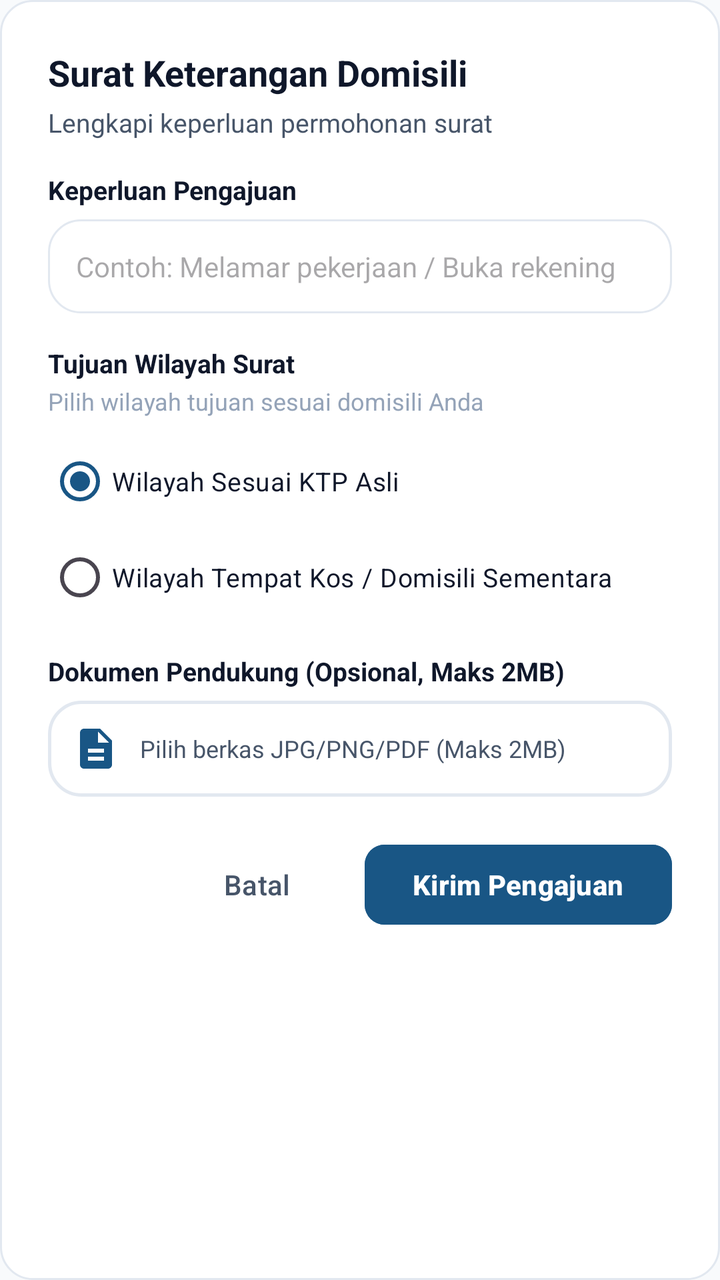
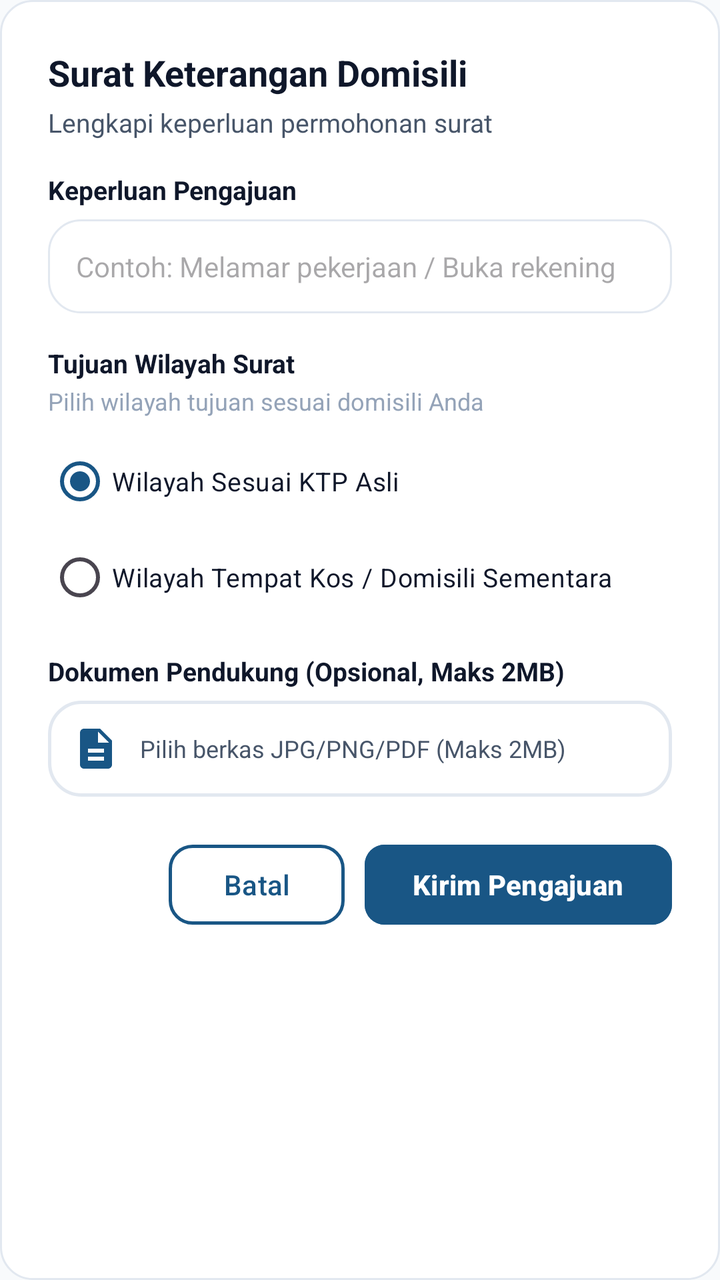

The first picture is an Android layout as it rendered before a commit; the second is the same layout after the commit. The layout source and the unified diff follow.
<!-- AndroidManifest.xml: application theme Theme.SIPANTAS -->
<!-- res/layout/dialog_apply_letter.xml -->
<?xml version="1.0" encoding="utf-8"?>
<LinearLayout xmlns:android="http://schemas.android.com/apk/res/android"
    xmlns:app="http://schemas.android.com/apk/res-auto"
    android:layout_width="match_parent"
    android:layout_height="wrap_content"
    android:background="@drawable/bg_rounded_card"
    android:orientation="vertical"
    android:padding="24dp">

    <TextView
        android:id="@+id/dialog_service_title"
        android:layout_width="wrap_content"
        android:layout_height="wrap_content"
        android:text="Surat Keterangan Domisili"
        android:textColor="@color/text_primary"
        android:textSize="18sp"
        android:textStyle="bold" />

    <TextView
        android:layout_width="wrap_content"
        android:layout_height="wrap_content"
        android:layout_marginTop="4dp"
        android:text="Lengkapi keperluan permohonan surat"
        android:textColor="@color/text_secondary"
        android:textSize="13sp" />

    <TextView
        android:layout_width="wrap_content"
        android:layout_height="wrap_content"
        android:layout_marginTop="16dp"
        android:text="Keperluan Pengajuan"
        android:textColor="@color/text_primary"
        android:textSize="13sp"
        android:textStyle="bold" />

    <com.google.android.material.textfield.TextInputEditText
        android:id="@+id/et_keperluan"
        android:layout_width="match_parent"
        android:layout_height="wrap_content"
        android:layout_marginTop="6dp"
        android:background="@drawable/bg_rounded_card"
        android:hint="Contoh: Melamar pekerjaan / Buka rekening"
        android:padding="14dp"
        android:textColor="@color/text_primary"
        android:textSize="14sp" />

    
    <TextView
        android:layout_width="wrap_content"
        android:layout_height="wrap_content"
        android:layout_marginTop="16dp"
        android:text="Tujuan Wilayah Surat"
        android:textColor="@color/text_primary"
        android:textSize="13sp"
        android:textStyle="bold" />

    <TextView
        android:layout_width="wrap_content"
        android:layout_height="wrap_content"
        android:layout_marginTop="2dp"
        android:text="Pilih wilayah tujuan sesuai domisili Anda"
        android:textColor="@color/text_muted"
        android:textSize="12sp" />

    <RadioGroup
        android:id="@+id/rg_tujuan_wilayah"
        android:layout_width="match_parent"
        android:layout_height="wrap_content"
        android:layout_marginTop="8dp"
        android:orientation="vertical">

        <RadioButton
            android:id="@+id/rb_ktp_asli"
            android:layout_width="wrap_content"
            android:layout_height="wrap_content"
            android:checked="true"
            android:text="Wilayah Sesuai KTP Asli"
            android:textColor="@color/text_primary"
            android:textSize="13sp" />

        <RadioButton
            android:id="@+id/rb_tempat_kos"
            android:layout_width="wrap_content"
            android:layout_height="wrap_content"
            android:text="Wilayah Tempat Kos / Domisili Sementara"
            android:textColor="@color/text_primary"
            android:textSize="13sp" />
    </RadioGroup>

    
    <TextView
        android:layout_width="wrap_content"
        android:layout_height="wrap_content"
        android:layout_marginTop="14dp"
        android:text="Dokumen Pendukung (Opsional, Maks 2MB)"
        android:textColor="@color/text_primary"
        android:textSize="13sp"
        android:textStyle="bold" />

    <LinearLayout
        android:id="@+id/btn_dialog_upload"
        android:layout_width="match_parent"
        android:layout_height="wrap_content"
        android:layout_marginTop="6dp"
        android:background="@drawable/bg_role_card"
        android:clickable="true"
        android:focusable="true"
        android:gravity="center_vertical"
        android:orientation="horizontal"
        android:padding="12dp">

        <ImageView
            android:layout_width="24dp"
            android:layout_height="24dp"
            android:src="@drawable/ic_document"
            app:tint="@color/brand_primary" />

        <TextView
            android:id="@+id/tv_dialog_upload_status"
            android:layout_width="0dp"
            android:layout_height="wrap_content"
            android:layout_marginStart="10dp"
            android:layout_weight="1"
            android:text="Pilih berkas JPG/PNG/PDF (Maks 2MB)"
            android:textColor="@color/text_secondary"
            android:textSize="12sp" />
    </LinearLayout>

    
    <LinearLayout
        android:layout_width="match_parent"
        android:layout_height="wrap_content"
        android:layout_marginTop="20dp"
        android:gravity="end"
        android:orientation="horizontal">

        <com.google.android.material.button.MaterialButton
            android:id="@+id/btn_dialog_cancel"
            style="@style/Widget.Material3.Button.TextButton"
            android:layout_width="wrap_content"
            android:layout_height="wrap_content"
            android:text="Batal"
            android:textColor="@color/text_secondary" />

        <com.google.android.material.button.MaterialButton
            android:id="@+id/btn_dialog_submit"
            android:layout_width="wrap_content"
            android:layout_height="wrap_content"
            android:layout_marginStart="10dp"
            android:backgroundTint="@color/brand_primary"
            android:text="Kirim Pengajuan"
            android:textColor="@color/white"
            android:textStyle="bold"
            app:cornerRadius="10dp" />
    </LinearLayout>

</LinearLayout>
<!-- resources referenced by this layout -->
<resources>
  <color name="brand_primary">#195685</color>
  <color name="text_muted">#94A3B8</color>
  <color name="text_primary">#0F172A</color>
  <color name="text_secondary">#475569</color>
  <color name="white">#FFFFFFFF</color>
  <!-- drawable bg_role_card (drawable) -->
  <?xml version="1.0" encoding="utf-8"?>
  <ripple xmlns:android="http://schemas.android.com/apk/res/android"
      android:color="#1A195685">
      <item>
          <shape android:shape="rectangle">
              <solid android:color="@color/card_bg" />
              <corners android:radius="16dp" />
              <stroke
                  android:width="1.5dp"
                  android:color="@color/card_border" />
          </shape>
      </item>
  </ripple>
  <!-- drawable bg_rounded_card (drawable) -->
  <?xml version="1.0" encoding="utf-8"?>
  <shape xmlns:android="http://schemas.android.com/apk/res/android"
      android:shape="rectangle">
      <solid android:color="@color/card_bg" />
      <corners android:radius="16dp" />
      <stroke
          android:width="1dp"
          android:color="@color/card_border" />
  </shape>
  <!-- drawable ic_document (drawable) -->
  <vector xmlns:android="http://schemas.android.com/apk/res/android"
      android:width="24dp"
      android:height="24dp"
      android:viewportWidth="24"
      android:viewportHeight="24">
    <path
        android:fillColor="@color/brand_primary"
        android:pathData="M14,2H6c-1.1,0 -1.99,0.9 -1.99,2L4,20c0,1.1 0.89,2 1.99,2H18c1.1,0 2,-0.9 2,-2V8l-6,-6zM16,18H8v-2h8v2zm0,-4H8v-2h8v2zm-3,-5V3.5L18.5,9H13z"/>
  </vector>
  <style name="Theme.SIPANTAS" parent="Base.Theme.SIPANTAS" />
  <color name="card_bg">#FFFFFFFF</color>
  <color name="card_border">#E2E8F0</color>
  <style name="Base.Theme.SIPANTAS" parent="Theme.Material3.DayNight.NoActionBar">
          
          <item name="colorPrimary">@color/brand_primary</item>
          <item name="colorSecondary">@color/brand_accent</item>
          <item name="android:windowBackground">@color/bg_page</item>
          <item name="android:statusBarColor">@color/bg_page</item>
          <item name="android:windowLightStatusBar">true</item>
      </style>
  <color name="brand_accent">#48A27A</color>
  <color name="bg_page">#F8FAFC</color>
</resources>

<!-- the commit's change to res/layout/dialog_apply_letter.xml (unified diff, before → after) -->
@@ -136,11 +136,12 @@
 
         <com.google.android.material.button.MaterialButton
             android:id="@+id/btn_dialog_cancel"
-            style="@style/Widget.Material3.Button.TextButton"
+            style="@style/Widget.SIPANTAS.Button.Outlined"
             android:layout_width="wrap_content"
             android:layout_height="wrap_content"
             android:text="Batal"
-            android:textColor="@color/text_secondary" />
+            android:textColor="@color/brand_primary"
+            app:strokeColor="@color/brand_primary" />
 
         <com.google.android.material.button.MaterialButton
             android:id="@+id/btn_dialog_submit"
<!-- resource entries referenced after the edit -->
@@ -39,18 +39,31 @@
         android:fillColor="@color/brand_primary"
         android:pathData="M14,2H6c-1.1,0 -1.99,0.9 -1.99,2L4,20c0,1.1 0.89,2 1.99,2H18c1.1,0 2,-0.9 2,-2V8l-6,-6zM16,18H8v-2h8v2zm0,-4H8v-2h8v2zm-3,-5V3.5L18.5,9H13z"/>
   </vector>
+  <style name="Widget.SIPANTAS.Button.Outlined" parent="Widget.Material3.Button.OutlinedButton">
+          <item name="android:textColor">@color/brand_primary</item>
+          <item name="strokeColor">@color/brand_primary</item>
+          <item name="strokeWidth">1.5dp</item>
+          <item name="cornerRadius">12dp</item>
+      </style>
   <style name="Theme.SIPANTAS" parent="Base.Theme.SIPANTAS" />
   <color name="card_bg">#FFFFFFFF</color>
   <color name="card_border">#E2E8F0</color>
   <style name="Base.Theme.SIPANTAS" parent="Theme.Material3.DayNight.NoActionBar">
           
           <item name="colorPrimary">@color/brand_primary</item>
-          <item name="colorSecondary">@color/brand_accent</item>
+          <item name="colorSecondary">@color/brand_primary</item>
           <item name="android:windowBackground">@color/bg_page</item>
           <item name="android:statusBarColor">@color/bg_page</item>
           <item name="android:windowLightStatusBar">true</item>
+          <item name="buttonBarNegativeButtonStyle">@style/Widget.SIPANTAS.Button.Text</item>
+          <item name="buttonBarPositiveButtonStyle">@style/Widget.SIPANTAS.Button.Text</item>
+          <item name="buttonBarNeutralButtonStyle">@style/Widget.SIPANTAS.Button.Text</item>
       </style>
-  <color name="brand_accent">#48A27A</color>
   <color name="bg_page">#F8FAFC</color>
+  <style name="Widget.SIPANTAS.Button.Text" parent="Widget.Material3.Button.TextButton">
+          <item name="android:textColor">@color/brand_primary</item>
+          <item name="rippleColor">@color/brand_primary_light</item>
+      </style>
+  <color name="brand_primary_light">#EBF5FB</color>
 </resources>
 
